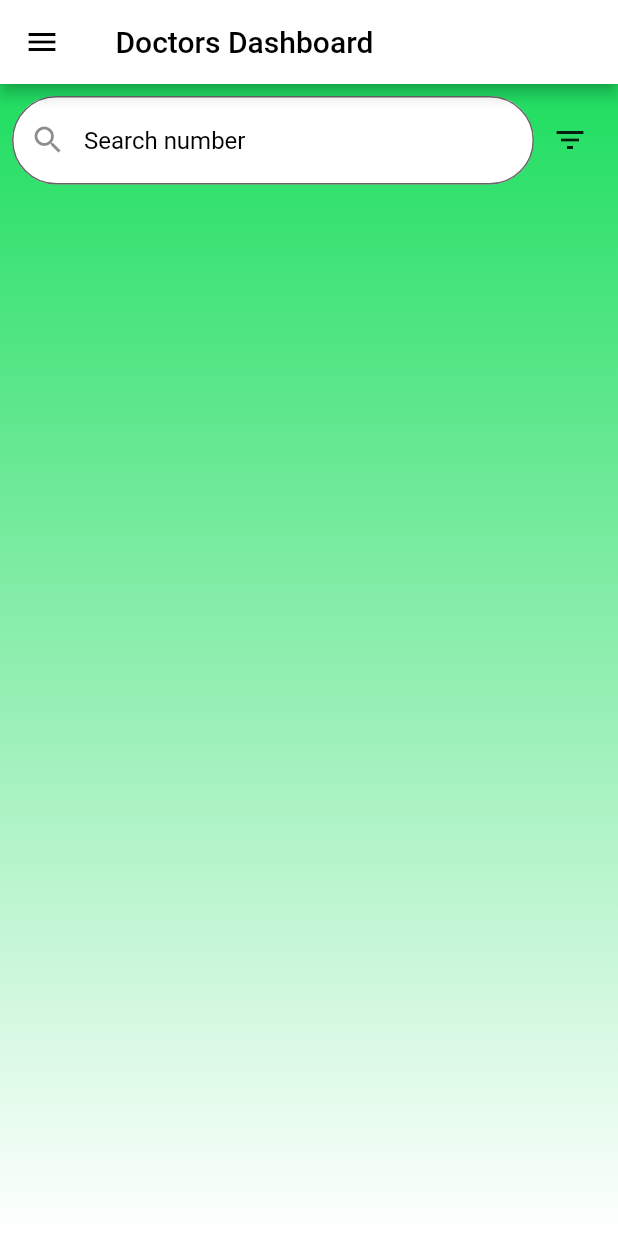
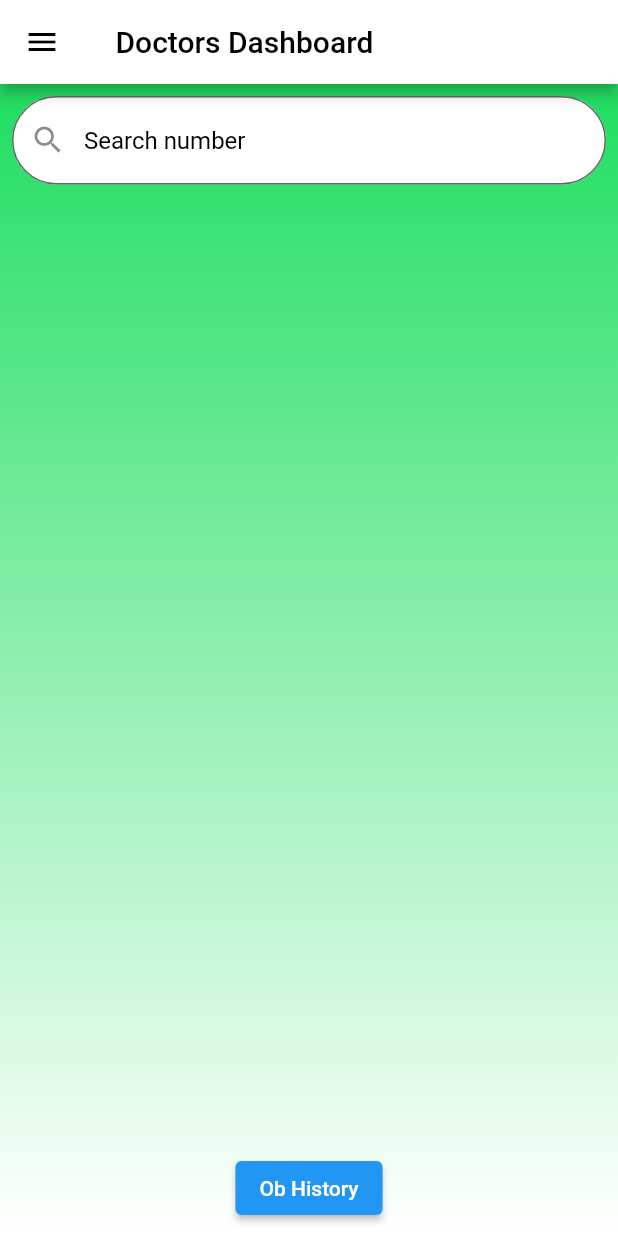
Before and after one commit to rwaikuru/Maternity-Hospital-Mobile-App-, a Flutter app: the screen it shows after launch, on a phone screen of 412 x 824 dp. Run offline on Flutter 3.47's test engine with Material 2 defaults, Android fonts, the phone set to English and light mode, and no system bars.

Commit message:
3rd commit

```diff
--- a/lib/main.dart
+++ b/lib/main.dart
@@ -1,6 +1,6 @@
 import 'package:flutter/material.dart';
 import 'package:pumwani/pages/landing_page.dart';
-
+import 'package:pumwani/pages/obhistory.dart';
 void main() => runApp(MyApp());
 
 class MyApp extends StatelessWidget {
--- a/lib/pages/dashboard.dart
+++ b/lib/pages/dashboard.dart
@@ -1,4 +1,5 @@
 import 'package:flutter/material.dart';
+import 'package:pumwani/pages/obhistory.dart';
 
 class DashboardPage extends StatelessWidget {
   const DashboardPage({super.key});
@@ -11,7 +12,8 @@ class DashboardPage extends StatelessWidget {
           title: const Text(" Doctors Dashboard",
           style: TextStyle(color: Colors.black),
           ),
-          leading: IconButton(
+          leading: Builder(
+            builder: (context) => IconButton(
              icon: const Icon(Icons.menu,
           color: Colors.black,
           ),
@@ -20,34 +22,30 @@ class DashboardPage extends StatelessWidget {
           },
           ),
         ),
-
+        ),
         drawer: Drawer(
           child:ListView(
             padding: EdgeInsets.zero,
              children: <Widget>[
-            const DrawerHeader(
-              decoration: BoxDecoration(
+              Container(height: 100,
+              decoration: const BoxDecoration(
                 gradient: LinearGradient(
-                  colors: [Color(0xFF1FDE60), Colors.white],
+                  colors: [Colors.white70, Colors.white],
                   begin: Alignment.topCenter,
                   end: Alignment.bottomCenter,
                 ),
               ),
+       child: const Center(
         child: Text(
                 'Sidebar Content',
                 style: TextStyle(
                   color: Colors.black,
-                  fontSize: 24,
+                  fontSize: 20,
                 ),
               ),
             ),
-            ListTile(
-              leading: const Icon(Icons.home),
-              title: const Text('Home'),
-              onTap: () {
-                // Handle navigation to home page or any other action here
-              },
               ),
+
             ListTile(
               leading: const Icon(Icons.settings),
               title: const Text('Settings'),
@@ -77,14 +75,14 @@ class DashboardPage extends StatelessWidget {
           ),
           Padding(
             padding: const EdgeInsets.all(8.0),
-            child: Row(
+            child: Column(
                 children: [
                  Expanded(
                   child: TextField(
                     decoration: InputDecoration(
                       hintText: 'Search number',
-                      hintStyle: TextStyle(color: Colors.black),
-                      prefixIcon: Icon(Icons.search),
+                      hintStyle: const TextStyle(color: Colors.black),
+                      prefixIcon: const Icon(Icons.search),
                       border: OutlineInputBorder(
                         borderRadius: BorderRadius.circular(30),
                       ),
@@ -93,20 +91,33 @@ class DashboardPage extends StatelessWidget {
                     ),
                   ),
                 ),
-                IconButton(
-                  icon: const Icon(Icons.filter_list),
-                  onPressed: () {
-                    // Handle filter button press or any other action here
+                const SizedBox(height: 16),
+                ElevatedButton(
+                  onPressed:(){
+             Navigator.push(
+              context,
+              MaterialPageRoute(builder: (context) => const Obhistory()),
+              );
                   },
+                  child: const Text('Ob History'),
                    ),
-              ],
+        ]
         ),
                     ),
-
         ]
         ),
+        );
 
-    );
+
+
+
+
+
+
+
+
+
+
 
 
   }
```
Also changed, not shown: lib/pages/obhistory.dart (added, +109 -0 lines), lib/pages/obhistory2.dart (added, +10 -0 lines). Lines whose indentation alone changed are shown as unchanged.
